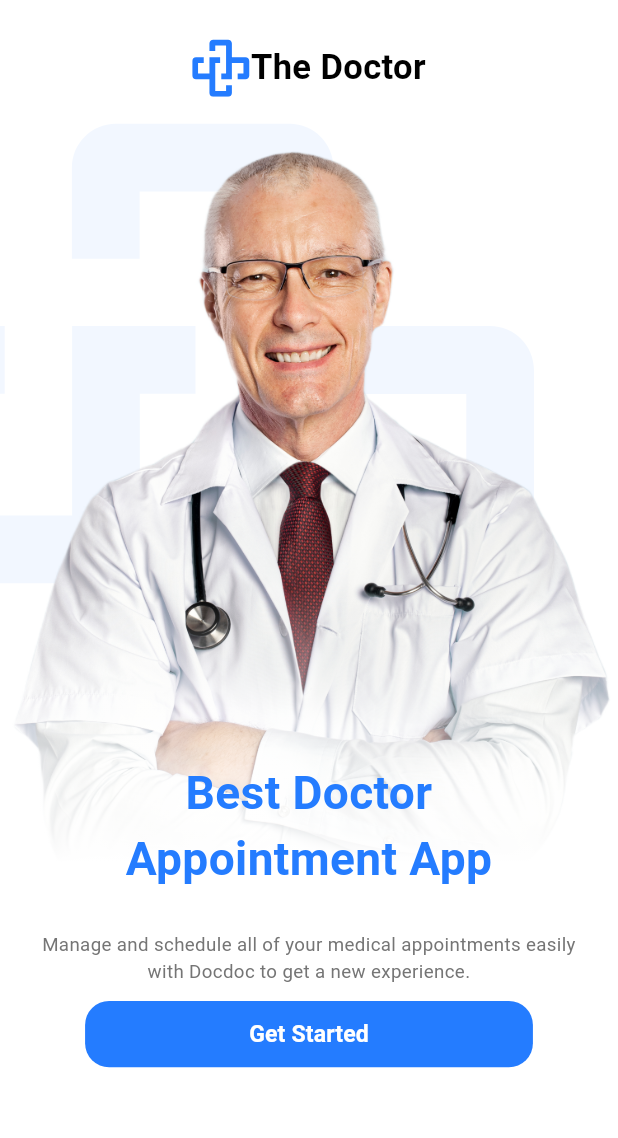
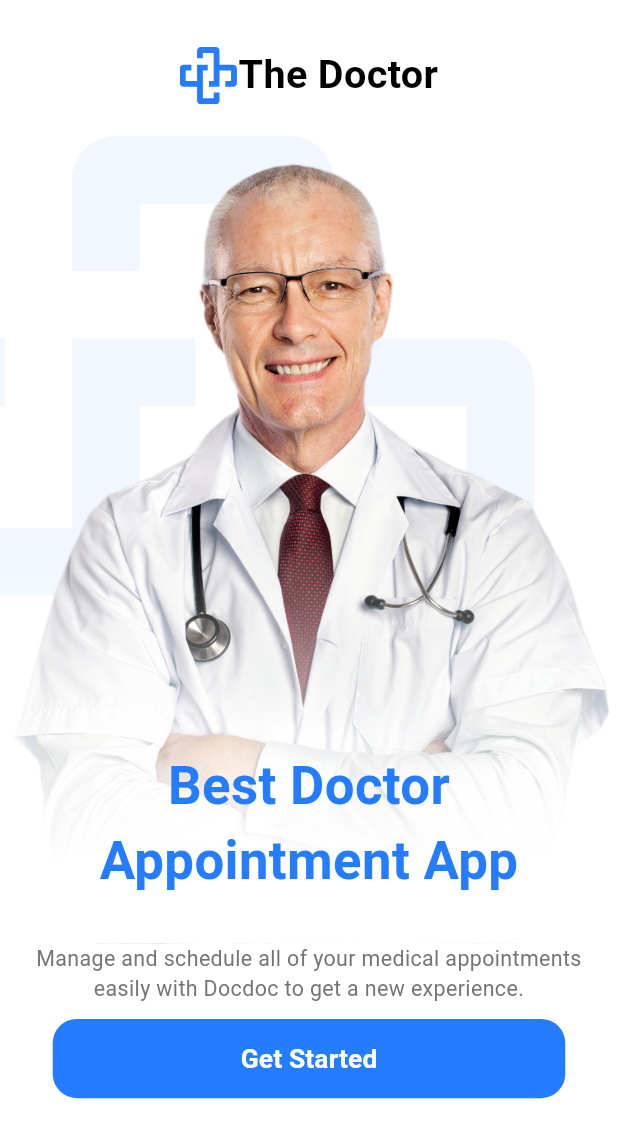
Before and after one commit to omarelshahawy00/doctor_app, a Flutter app: the screen it shows after launch, on a phone screen of 412 x 824 dp. Shown: the top 1138 px of the screen. Run offline on Flutter 3.47's test engine with Material 3 defaults, Android fonts, the light colour scheme and no system bars; our stand-ins replace flutter_screenutil, flutter_svg, go_router.

Commit message:
fix issue

```diff
--- a/lib/main.dart
+++ b/lib/main.dart
@@ -15,7 +15,7 @@
   @override
   Widget build(BuildContext context) {
     return ScreenUtilInit(
-      designSize: Size(375.w, 812.h),
+      designSize: const Size(375, 812),
       child: MaterialApp.router(
         routerConfig: appRouter.router,
         debugShowCheckedModeBanner: false,
```
